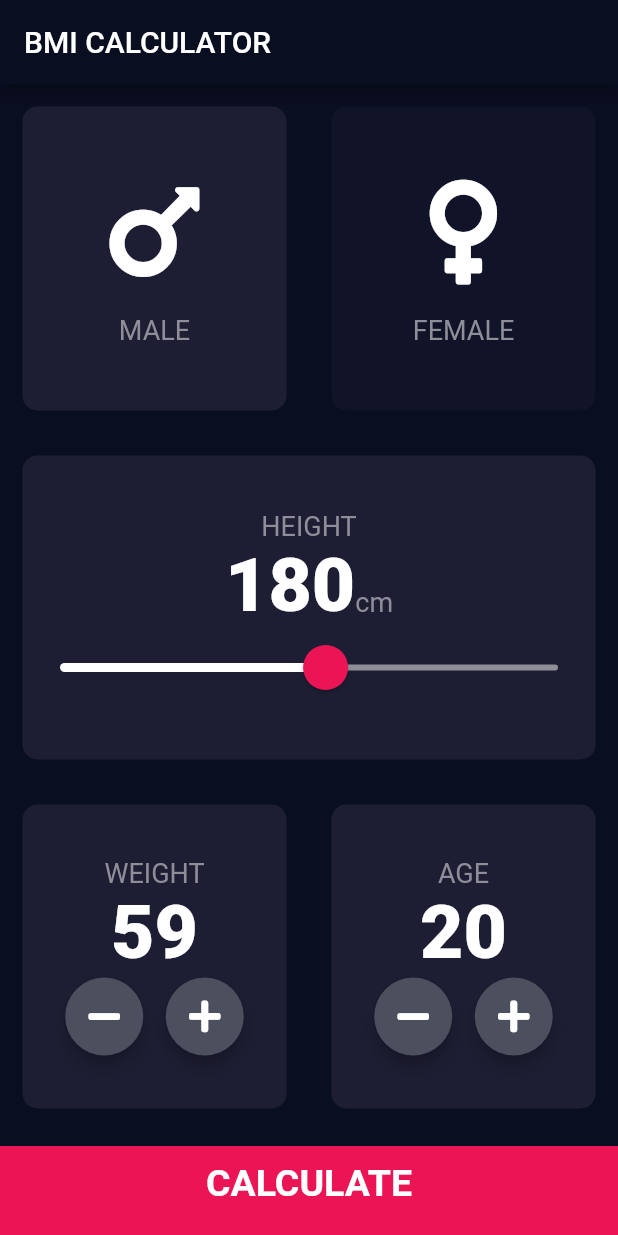
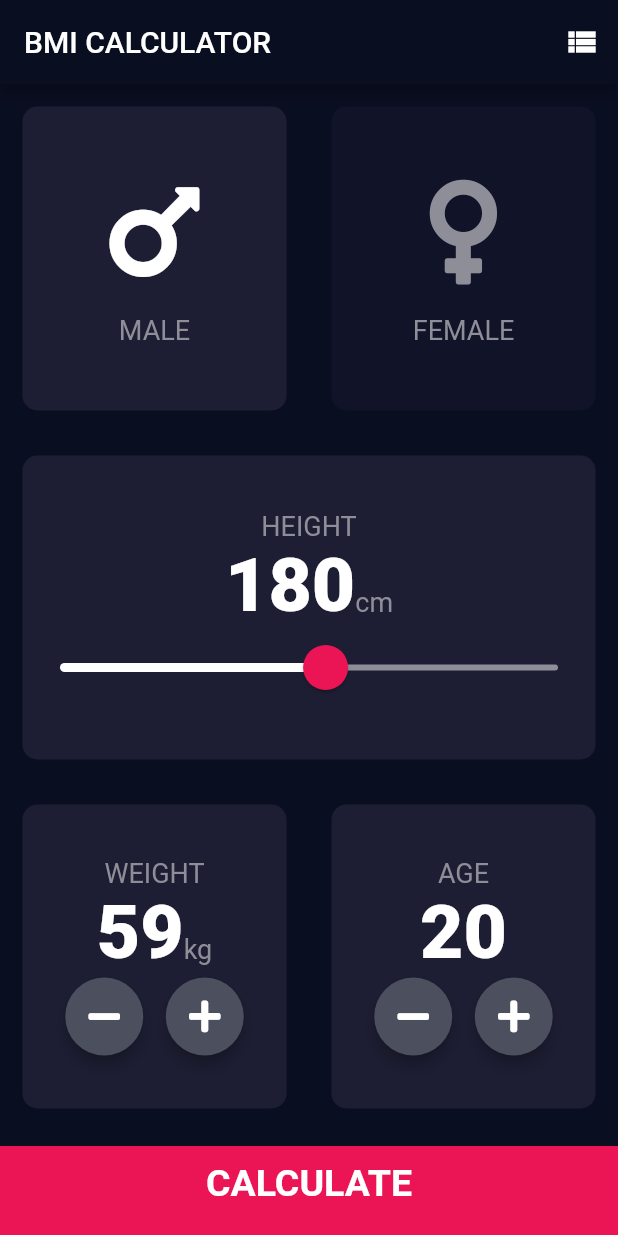
Before and after one commit to harshshinde07/BMI-Calculator-Flutter, a Flutter app: the screen it shows after launch, after a tap on "MALE", on a phone screen of 412 x 824 dp. Run offline on Flutter 3.47's test engine with Material 2 defaults, Android fonts, the light colour scheme and no system bars; our stand-ins replace font_awesome_flutter, sqflite; accounts and stored records are empty.

Commit message:
Release version 1.0.0

```diff
--- a/lib/components/icon_content.dart
+++ b/lib/components/icon_content.dart
@@ -1,5 +1,5 @@
+import 'package:bmi_calculator/constants.dart';
 import 'package:flutter/material.dart';
-import 'package:bmi_calculator/constants.dart';
 
 class IconContent extends StatelessWidget {
   // const IconContent({
@@ -7,8 +7,10 @@ class IconContent extends StatelessWidget {
   // }) : super(key: key);
   final String label;
   final IconData icon;
+  final Color iconColor;
 
-  IconContent({@required this.label, @required this.icon});
+  IconContent(
+      {@required this.label, @required this.icon, @required this.iconColor});
 
   @override
   Widget build(BuildContext context) {
@@ -18,6 +20,7 @@ class IconContent extends StatelessWidget {
         Icon(
           icon,
           size: iconSize,
+          color: iconColor,
         ),
         SizedBox(
           height: iconTextSpacing,
--- a/lib/constants.dart
+++ b/lib/constants.dart
@@ -1,6 +1,6 @@
 import 'package:flutter/material.dart';
 
-/// Constanst should always start with the prefix 'k' to distinguish them from others.
+/// Constants should always start with the prefix 'k' to distinguish them from others.
 
 /// Even dart's internal constants are defined om the same fashion.
 
--- /dev/null
+++ b/lib/database/database.dart
@@ -0,0 +1,53 @@
+import 'dart:async';
+
+import 'package:bmi_calculator/models/record.dart';
+import 'package:path/path.dart';
+import 'package:sqflite/sqflite.dart';
+
+class DatabaseProvider {
+  static Database database;
+
+  var recordTable = "Records";
+
+  Future createDatabase() async {
+    database =
+        await openDatabase(join(await getDatabasesPath(), 'bmi_records.db'));
+    await database.execute(
+        "CREATE TABLE IF NOT EXISTS $recordTable (id INTEGER PRIMARY KEY AUTOINCREMENT, date TEXT, gender TEXT, bmi REAL, type TEXT)");
+    print("Database created successfully");
+  }
+
+  Future open() async {
+    database =
+        await openDatabase(join(await getDatabasesPath(), 'bmi_records.db'));
+    print("Database opened successfully");
+  }
+
+  Future<void> insertRecord(Record record) async {
+    await database.insert(
+      recordTable,
+      record.toMap(),
+      conflictAlgorithm: ConflictAlgorithm.replace,
+    );
+  }
+
+  Future<List<Record>> getAllRecords() async {
+    final List<Map<String, dynamic>> maps = await database.query(recordTable);
+
+    return List.generate(maps.length, (i) {
+      return Record(
+//        id: maps[i]['id'],
+        date: maps[i]['date'],
+        gender: maps[i]['gender'],
+        bmi: maps[i]['bmi'],
+        type: maps[i]['type'],
+      );
+    });
+  }
+
+  Future<int> getRecordCount() async {
+    var x = await database.rawQuery('SELECT COUNT (*) from $recordTable');
+    int count = Sqflite.firstIntValue(x);
+    return count;
+  }
+}
--- a/lib/main.dart
+++ b/lib/main.dart
@@ -1,13 +1,22 @@
+import 'package:bmi_calculator/database/database.dart';
+import 'package:bmi_calculator/screens/input_page.dart';
 import 'package:flutter/material.dart';
-import 'package:bmi_calculator/screens/input_page.dart';
+
 import 'constants.dart';
 
-void main() => runApp(BMICalculator());
+void main() async {
+  WidgetsFlutterBinding.ensureInitialized();
+  DatabaseProvider provider = new DatabaseProvider();
+  await provider.createDatabase();
+  provider.open();
+  runApp(BMICalculator());
+}
 
 class BMICalculator extends StatelessWidget {
   @override
   Widget build(BuildContext context) {
     return MaterialApp(
+      debugShowCheckedModeBanner: false,
       theme: ThemeData.dark().copyWith(
           primaryColor: kColorPrimary,
           scaffoldBackgroundColor: kScaffoldBackgroundColor),
--- /dev/null
+++ b/lib/models/record.dart
@@ -0,0 +1,18 @@
+class Record {
+  final String type, gender;
+//  final int id;
+  final date;
+  final double bmi;
+
+  Record({this.bmi, this.date, this.gender, this.type});
+
+  Map<String, dynamic> toMap() {
+    return {
+//      'id': id,
+      'date': date,
+      'gender': gender,
+      'bmi': bmi,
+      'type': type,
+    };
+  }
+}
--- a/lib/screens/input_page.dart
+++ b/lib/screens/input_page.dart
@@ -1,13 +1,18 @@
+import 'package:bmi_calculator/bmi_calculate_brain.dart';
 import 'package:bmi_calculator/components/bottom_button.dart';
+import 'package:bmi_calculator/components/icon_content.dart';
+import 'package:bmi_calculator/components/reusable_card.dart';
+import 'package:bmi_calculator/components/round_icon_button.dart';
+import 'package:bmi_calculator/constants.dart';
+import 'package:bmi_calculator/database/database.dart';
+import 'package:bmi_calculator/models/record.dart';
+import 'package:bmi_calculator/screens/history_page.dart';
 import 'package:bmi_calculator/screens/results_page.dart';
 import 'package:flutter/material.dart';
 import 'package:font_awesome_flutter/font_awesome_flutter.dart';
-import 'package:bmi_calculator/components/icon_content.dart';
-import 'package:bmi_calculator/components/reusable_card.dart';
-import 'package:bmi_calculator/constants.dart';
+import 'package:intl/intl.dart';
+
 import 'results_page.dart';
-import 'package:bmi_calculator/components/round_icon_button.dart';
-import 'package:bmi_calculator/bmi_calculate_brain.dart';
 
 enum Gender {
   male,
@@ -20,36 +25,29 @@ class InputPage extends StatefulWidget {
 }
 
 class _InputPageState extends State<InputPage> {
-  // Color maleCardColor = inactiveCardColor;
-  // Color femaleCardColor = inactiveCardColor;
-
-  Gender selectedGender;
+  Gender selectedGender = Gender.male;
   int heightValue = 180;
   int weightValue = 60;
   int ageValue = 20;
 
-  // void updateColor(Gender selectedGender) {
-  //   if (selectedGender == Gender.male) {
-  //     if (maleCardColor == inactiveCardColor) {
-  //       maleCardColor = activeCardColor;
-  //       femaleCardColor = inactiveCardColor;
-  //     } else
-  //       maleCardColor = inactiveCardColor;
-  //   }
-  //   if (selectedGender == Gender.female) {
-  //     if (femaleCardColor == inactiveCardColor) {
-  //       femaleCardColor = activeCardColor;
-  //       maleCardColor = inactiveCardColor;
-  //     } else
-  //       femaleCardColor = inactiveCardColor;
-  //   }
-  // }
+  DatabaseProvider provider = new DatabaseProvider();
 
   @override
   Widget build(BuildContext context) {
     return Scaffold(
       appBar: AppBar(
         title: Text('BMI CALCULATOR'),
+        actions: [
+          IconButton(
+            icon: Icon(Icons.view_list),
+            onPressed: () {
+              Navigator.push(context,
+                  MaterialPageRoute(builder: (BuildContext context) {
+                return HistoryPage();
+              }));
+            },
+          ),
+        ],
       ),
       body: Container(
         child: Column(
@@ -65,7 +63,12 @@ class _InputPageState extends State<InputPage> {
                           ? activeCardColor
                           : inactiveCardColor,
                       cardChild: IconContent(
-                          label: 'MALE', icon: FontAwesomeIcons.mars),
+                        label: 'MALE',
+                        icon: FontAwesomeIcons.mars,
+                        iconColor: selectedGender == Gender.male
+                            ? Colors.white
+                            : Color(0xFF8D8E98),
+                      ),
                       onPress: () {
                         setState(() {
                           selectedGender = Gender.male;
@@ -79,7 +82,12 @@ class _InputPageState extends State<InputPage> {
                           ? activeCardColor
                           : inactiveCardColor,
                       cardChild: IconContent(
-                          label: 'FEMALE', icon: FontAwesomeIcons.venus),
+                        label: 'FEMALE',
+                        icon: FontAwesomeIcons.venus,
+                        iconColor: selectedGender == Gender.female
+                            ? Colors.white
+                            : Color(0xFF8D8E98),
+                      ),
                       onPress: () {
                         setState(() {
                           selectedGender = Gender.female;
@@ -146,7 +154,19 @@ class _InputPageState extends State<InputPage> {
                         mainAxisAlignment: MainAxisAlignment.center,
                         children: <Widget>[
                           Text('WEIGHT', style: textLabelStyle),
-                          Text(weightValue.toString(), style: kNumberTextStyle),
+                          Row(
+                            mainAxisAlignment: MainAxisAlignment.center,
+                            crossAxisAlignment: CrossAxisAlignment.baseline,
+                            textBaseline: TextBaseline.alphabetic,
+                            children: [
+                              Text(weightValue.toString(),
+                                  style: kNumberTextStyle),
+                              Text(
+                                'kg',
+                                style: textLabelStyle,
+                              ),
+                            ],
+                          ),
                           Row(
                             mainAxisAlignment: MainAxisAlignment.center,
                             children: <Widget>[
@@ -216,15 +236,27 @@ class _InputPageState extends State<InputPage> {
             ),
             BottomButton(
               buttonTitle: 'CALCULATE',
-              onTap: () {
+              onTap: () async {
                 BMIBrain calc =
                     BMIBrain(height: heightValue, weight: weightValue);
+
+                DateTime now = DateTime.now();
+                DateFormat dateFormat = DateFormat("dd-MM-yyyy hh:mm a");
+                String timestamp = dateFormat.format(now);
+                final bmi = calc.calculateBMI();
+                final result = calc.getResult();
+                Record record = new Record(
+                    date: timestamp,
+                    bmi: double.parse(bmi),
+                    gender: selectedGender == Gender.male ? 'male' : 'female',
+                    type: result);
+                await provider.insertRecord(record);
 
                 Navigator.push(context,
                     MaterialPageRoute(builder: (BuildContext context) {
                   return ResultsPage(
-                    bmiResult: calc.calculateBMI(),
-                    resultText: calc.getResult(),
+                    bmiResult: bmi,
+                    resultText: result,
                     interpretation: calc.getInterpretation(),
                   );
                 }));
--- a/pubspec.yaml
+++ b/pubspec.yaml
@@ -24,10 +24,14 @@ dependencies:
   # Use with the CupertinoIcons class for iOS style icons.
   cupertino_icons: ^0.1.2
   font_awesome_flutter: ^8.5.0
+  intl: ^0.16.1
+  sqflite: ^1.3.0
+  path:
 
 dev_dependencies:
   flutter_test:
     sdk: flutter
+  flutter_launcher_icons: "^0.7.3"
 
 
 # For information on the generic Dart part of this file, see the
```
Also changed, not shown: lib/bmi_calculate_brain.dart (+25 -5 lines), lib/components/history_card.dart (added, +66 -0 lines), lib/screens/history_page.dart (added, +62 -0 lines), pubspec.lock, 11 other files.
